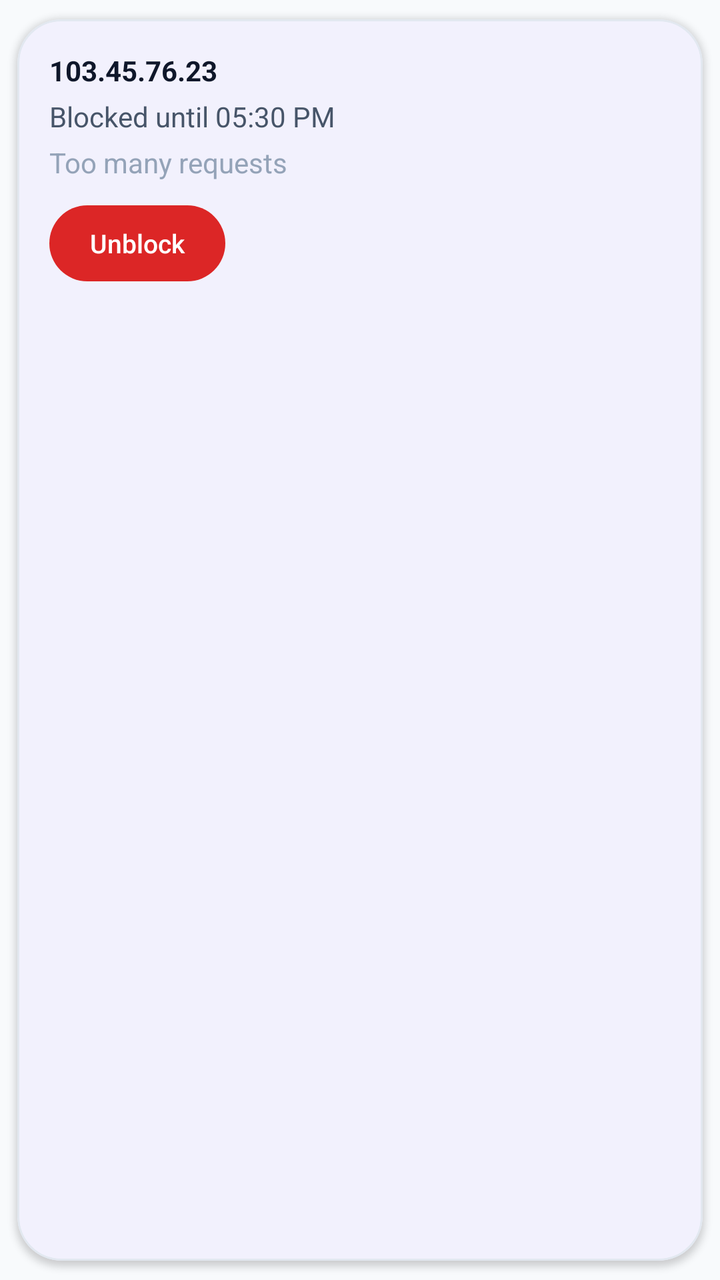
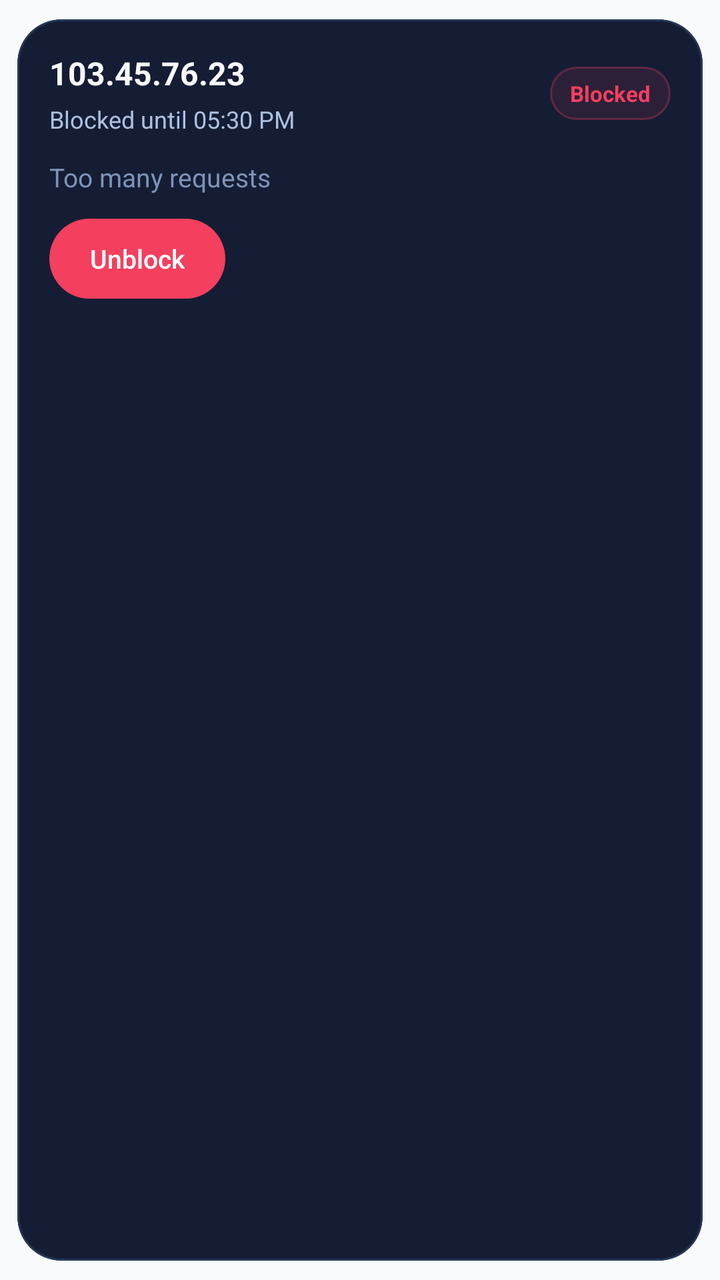

Screens rendered from an Android XML layout before and after an edit, with the pre-edit source and the edit as a unified diff.
<!-- AndroidManifest.xml: application theme Theme.VirtualLabAdmin -->
<!-- res/layout/item_blocked_ip.xml -->
<?xml version="1.0" encoding="utf-8"?>
<com.google.android.material.card.MaterialCardView xmlns:android="http://schemas.android.com/apk/res/android"
    xmlns:app="http://schemas.android.com/apk/res-auto"
    style="@style/Widget.VirtualLab.Card"
    android:layout_width="match_parent"
    android:layout_height="wrap_content"
    android:layout_marginBottom="@dimen/space_sm">

    <LinearLayout
        android:layout_width="match_parent"
        android:layout_height="wrap_content"
        android:orientation="vertical"
        android:padding="@dimen/space_md">

        <TextView
            android:id="@+id/ip"
            android:layout_width="match_parent"
            android:layout_height="wrap_content"
            android:text="103.45.76.23"
            android:textColor="@color/text_primary"
            android:textStyle="bold" />

        <TextView
            android:id="@+id/until"
            android:layout_width="match_parent"
            android:layout_height="wrap_content"
            android:layout_marginTop="4dp"
            android:text="Blocked until 05:30 PM"
            android:textColor="@color/text_muted" />

        <TextView
            android:id="@+id/reason"
            android:layout_width="match_parent"
            android:layout_height="wrap_content"
            android:layout_marginTop="4dp"
            android:text="Too many requests"
            android:textColor="@color/text_soft" />

        <com.google.android.material.button.MaterialButton
            android:id="@+id/unblockBtn"
            style="@style/Widget.VirtualLab.Button.Small"
            android:layout_width="wrap_content"
            android:layout_height="@dimen/btn_h_sm"
            android:layout_marginTop="@dimen/space_sm"
            android:text="Unblock"
            android:textColor="@android:color/white"
            app:backgroundTint="@color/danger" />
    </LinearLayout>
</com.google.android.material.card.MaterialCardView>
<!-- resources referenced by this layout -->
<resources>
  <color name="danger">#DC2626</color>
  <color name="text_muted">#475569</color>
  <color name="text_primary">#0F172A</color>
  <color name="text_soft">#94A3B8</color>
  <dimen name="btn_h_sm">38dp</dimen>
  <dimen name="space_md">16dp</dimen>
  <dimen name="space_sm">12dp</dimen>
  <style name="Widget.VirtualLab.Button.Small" parent="Widget.VirtualLab.Button">
          <item name="android:minHeight">@dimen/btn_h_sm</item>
          <item name="android:textSize">13sp</item>
          <item name="android:paddingLeft">@dimen/space_sm</item>
          <item name="android:paddingRight">@dimen/space_sm</item>
      </style>
  <style name="Widget.VirtualLab.Card" parent="Widget.Material3.CardView.Outlined">
          <item name="cardBackgroundColor">@color/bg_surface</item>
          <item name="strokeColor">@color/stroke</item>
          <item name="strokeWidth">1dp</item>
          <item name="cardCornerRadius">@dimen/radius_lg</item>
          <item name="cardElevation">2dp</item>
          <item name="cardUseCompatPadding">true</item>
      </style>
  <style name="Widget.VirtualLab.Button" parent="Widget.Material3.Button">
          <item name="android:textAllCaps">false</item>
          <item name="android:insetLeft">0dp</item>
          <item name="android:insetRight">0dp</item>
          <item name="android:insetTop">0dp</item>
          <item name="android:insetBottom">0dp</item>
          <item name="android:minHeight">@dimen/btn_h</item>
          <item name="cornerRadius">@dimen/radius_lg</item>
          <item name="android:letterSpacing">0</item>
          <item name="elevation">0dp</item>
      </style>
  <color name="bg_surface">#FFFFFF</color>
  <color name="stroke">#E2E8F0</color>
  <dimen name="radius_lg">22dp</dimen>
  <color name="brand">#4F46E5</color>
  <color name="bg_dark">#F8FAFC</color>
  <style name="Widget.VirtualLab.TextInputLayout.Outlined" parent="Widget.Material3.TextInputLayout.OutlinedBox">
          <item name="boxStrokeColor">@color/stroke</item>
          <item name="hintTextColor">@color/text_muted</item>
          <item name="boxStrokeWidth">1dp</item>
          <item name="boxStrokeWidthFocused">2dp</item>
          <item name="boxCornerRadiusTopStart">@dimen/radius_lg</item>
          <item name="boxCornerRadiusTopEnd">@dimen/radius_lg</item>
          <item name="boxCornerRadiusBottomStart">@dimen/radius_lg</item>
          <item name="boxCornerRadiusBottomEnd">@dimen/radius_lg</item>
          <item name="boxBackgroundColor">@android:color/white</item>
      </style>
  <dimen name="btn_h">54dp</dimen>
  <!-- unchanged entries left out for length: 1 -->
</resources>

<!-- the commit's change to res/layout/item_blocked_ip.xml (unified diff, before → after) -->
@@ -1,10 +1,15 @@
 <?xml version="1.0" encoding="utf-8"?>
 <com.google.android.material.card.MaterialCardView xmlns:android="http://schemas.android.com/apk/res/android"
     xmlns:app="http://schemas.android.com/apk/res-auto"
-    style="@style/Widget.VirtualLab.Card"
     android:layout_width="match_parent"
     android:layout_height="wrap_content"
-    android:layout_marginBottom="@dimen/space_sm">
+    android:layout_marginBottom="@dimen/space_sm"
+    app:cardBackgroundColor="@color/ddos_surface"
+    app:cardCornerRadius="22dp"
+    app:cardElevation="0dp"
+    app:rippleColor="#22F43F5E"
+    app:strokeColor="@color/ddos_stroke"
+    app:strokeWidth="1dp">
 
     <LinearLayout
         android:layout_width="match_parent"
@@ -12,38 +17,68 @@
         android:orientation="vertical"
         android:padding="@dimen/space_md">
 
-        <TextView
-            android:id="@+id/ip"
+        <LinearLayout
             android:layout_width="match_parent"
             android:layout_height="wrap_content"
-            android:text="103.45.76.23"
-            android:textColor="@color/text_primary"
-            android:textStyle="bold" />
+            android:gravity="center_vertical"
+            android:orientation="horizontal">
 
-        <TextView
-            android:id="@+id/until"
-            android:layout_width="match_parent"
-            android:layout_height="wrap_content"
-            android:layout_marginTop="4dp"
-            android:text="Blocked until 05:30 PM"
-            android:textColor="@color/text_muted" />
+            <LinearLayout
+                android:layout_width="0dp"
+                android:layout_height="wrap_content"
+                android:layout_weight="1"
+                android:orientation="vertical">
+
+                <TextView
+                    android:id="@+id/ip"
+                    android:layout_width="match_parent"
+                    android:layout_height="wrap_content"
+                    android:text="103.45.76.23"
+                    android:textColor="@color/ddos_text_primary"
+                    android:textSize="16sp"
+                    android:textStyle="bold" />
+
+                <TextView
+                    android:id="@+id/until"
+                    android:layout_width="match_parent"
+                    android:layout_height="wrap_content"
+                    android:layout_marginTop="4dp"
+                    android:text="Blocked until 05:30 PM"
+                    android:textColor="@color/ddos_text_secondary"
+                    android:textSize="12sp" />
+            </LinearLayout>
+
+            <TextView
+                android:layout_width="wrap_content"
+                android:layout_height="wrap_content"
+                android:background="@drawable/bg_ddos_badge_danger"
+                android:paddingStart="10dp"
+                android:paddingTop="6dp"
+                android:paddingEnd="10dp"
+                android:paddingBottom="6dp"
+                android:text="Blocked"
+                android:textColor="@color/ddos_red"
+                android:textSize="11sp"
+                android:textStyle="bold" />
+        </LinearLayout>
 
         <TextView
             android:id="@+id/reason"
             android:layout_width="match_parent"
             android:layout_height="wrap_content"
-            android:layout_marginTop="4dp"
+            android:layout_marginTop="@dimen/space_sm"
             android:text="Too many requests"
-            android:textColor="@color/text_soft" />
+            android:textColor="@color/ddos_text_soft"
+            android:textSize="13sp" />
 
         <com.google.android.material.button.MaterialButton
             android:id="@+id/unblockBtn"
             style="@style/Widget.VirtualLab.Button.Small"
             android:layout_width="wrap_content"
-            android:layout_height="@dimen/btn_h_sm"
+            android:layout_height="40dp"
             android:layout_marginTop="@dimen/space_sm"
             android:text="Unblock"
             android:textColor="@android:color/white"
-            app:backgroundTint="@color/danger" />
+            app:backgroundTint="@color/ddos_red" />
     </LinearLayout>
 </com.google.android.material.card.MaterialCardView>
<!-- resource entries referenced after the edit -->
@@ -1,12 +1,25 @@
 <!-- resources referenced by this layout -->
 <resources>
-  <color name="danger">#DC2626</color>
+  <color name="ddos_red">#F43F5E</color>
+  <color name="ddos_stroke">#263656</color>
+  <color name="ddos_surface">#141D34</color>
+  <color name="ddos_text_primary">#F8FAFC</color>
+  <color name="ddos_text_secondary">#AFC0DF</color>
+  <color name="ddos_text_soft">#7F93B8</color>
   <color name="text_muted">#475569</color>
   <color name="text_primary">#0F172A</color>
-  <color name="text_soft">#94A3B8</color>
   <dimen name="btn_h_sm">38dp</dimen>
   <dimen name="space_md">16dp</dimen>
   <dimen name="space_sm">12dp</dimen>
+  <!-- drawable bg_ddos_badge_danger (drawable) -->
+  <?xml version="1.0" encoding="utf-8"?>
+  <shape xmlns:android="http://schemas.android.com/apk/res/android">
+      <corners android:radius="999dp" />
+      <solid android:color="#1AF43F5E" />
+      <stroke
+          android:width="1dp"
+          android:color="#4DF43F5E" />
+  </shape>
   <style name="Widget.VirtualLab.Button.Small" parent="Widget.VirtualLab.Button">
           <item name="android:minHeight">@dimen/btn_h_sm</item>
           <item name="android:textSize">13sp</item>
